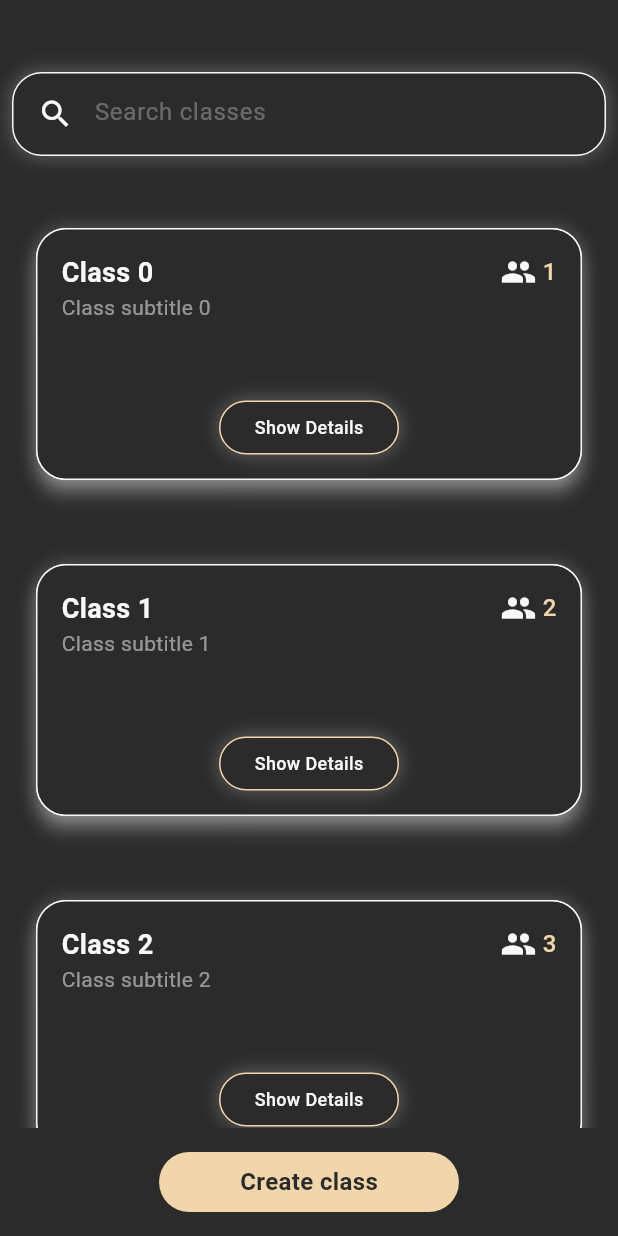
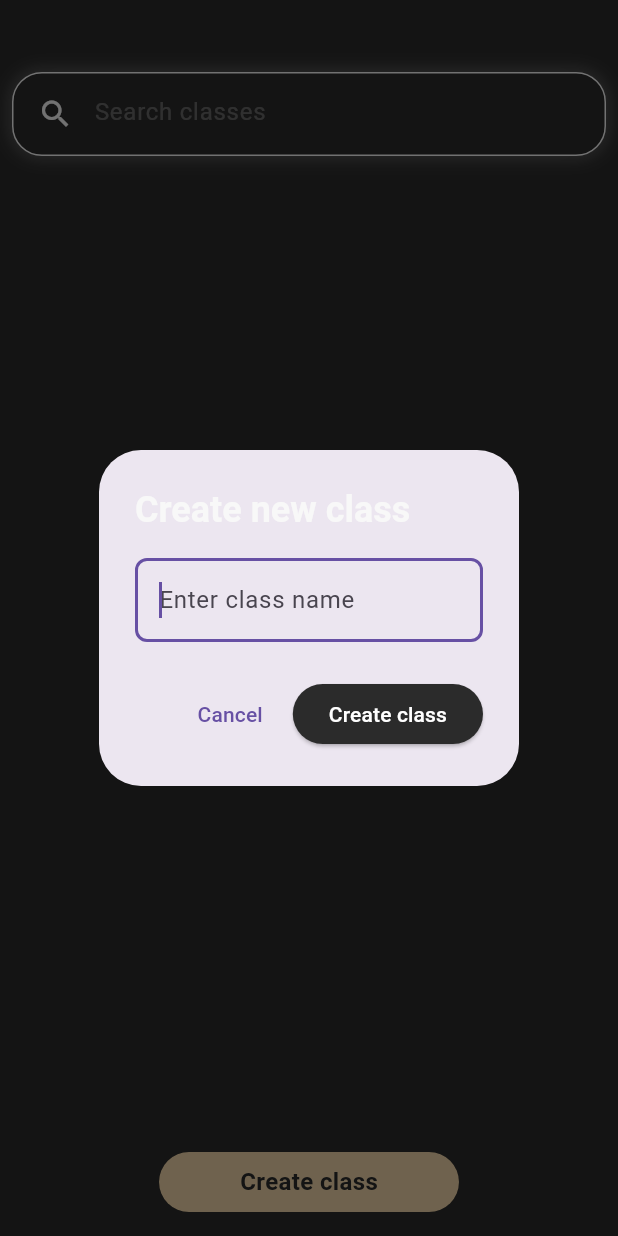
Before and after one commit to School-Money/SchoolMoney, a Flutter app: the ClassesScreen screen opened directly, after a tap on "Create class", on a phone screen of 412 x 824 dp. Run offline on Flutter 3.47's test engine with Material 3 defaults, Android fonts, the phone set to English and light mode, and no system bars; our stand-ins replace dio, flutter_dotenv, flutter_secure_storage; accounts and stored records are empty; network calls fail.

Commit message:
SAM-10: Create ClassesService with all necessary HTTP requests, ClassesProvider that hold list of my classes, display it in ClassesScreen

```diff
--- /dev/null
+++ b/lib/feature/classes/classes_provider.dart
@@ -0,0 +1,21 @@
+import 'package:flutter/material.dart';
+import 'package:school_money/feature/classes/classes_service.dart';
+
+import 'model/class.dart';
+
+class ClassesProvider extends ChangeNotifier {
+  final ClassesService _classesService = ClassesService();
+  List<Class> _classes = [];
+
+  List<Class> get classes => _classes;
+
+  Future<void> getMyClasses() async {
+    try {
+      final newClasses = await _classesService.getMyClasses();
+      _classes = newClasses;
+      notifyListeners();
+    } catch (e) {
+      // nothing, _classes doesn't update
+    }
+  }
+}
--- /dev/null
+++ b/lib/feature/classes/classes_service.dart
@@ -0,0 +1,100 @@
+import 'dart:developer';
+
+import 'package:dio/dio.dart';
+import 'package:flutter_dotenv/flutter_dotenv.dart';
+import 'package:school_money/feature/classes/model/class_details_payload.dart';
+
+import '../../auth/auth_service.dart';
+import 'model/class.dart';
+import 'model/pass_treasurer_payload.dart';
+
+class ClassesService {
+  final AuthService _authService = AuthService();
+  static final String _baseUrl = dotenv.env['BASE_URL'] ?? '';
+
+  static final ClassesService _instance = ClassesService._internal();
+  factory ClassesService() => _instance;
+  ClassesService._internal();
+
+  Future<List<Class>> getMyClasses() async {
+    try {
+      final response = await _authService.authenticatedDio.get(
+        '$_baseUrl/classes',
+      );
+
+      if (response.data is! List) {
+        throw Exception('Nieprawidłowy format danych');
+      }
+
+      return (response.data as List)
+          .map((classData) => Class.fromJson(classData))
+          .toList();
+    } on DioException catch (e) {
+      if (e.response != null) {
+        throw Exception('Błąd pobierania danych: ${e.response?.statusCode}');
+      } else {
+        throw Exception('Błąd połączenia z serwerem: ${e.message}');
+      }
+    } catch (e) {
+      throw Exception('Wystąpił nieoczekiwany błąd: $e');
+    }
+  }
+
+  Future<String> createClass(ClassDetailsPayload payload) async {
+    try {
+      final response = await _authService.authenticatedDio.post(
+        '$_baseUrl/classes',
+        data: payload.toJson(),
+      );
+
+      return response.data.toString();
+    } on DioException catch (e) {
+      if (e.response != null) {
+        throw Exception('Błąd tworzenia klasy: ${e.response?.statusCode}');
+      } else {
+        throw Exception('Błąd połączenia z serwerem: ${e.message}');
+      }
+    } catch (e) {
+      throw Exception('Wystąpił nieoczekiwany błąd: $e');
+    }
+  }
+
+  Future<String> getInviteCode() async {
+    try {
+      final response = await _authService.authenticatedDio.get(
+        '$_baseUrl/classes/invite',
+      );
+
+      return response.data.toString();
+    } on DioException catch (e) {
+      if (e.response != null) {
+        throw Exception(
+            'Błąd pobierania kodu zaproszenia: ${e.response?.statusCode}');
+      } else {
+        throw Exception('Błąd połączenia z serwerem: ${e.message}');
+      }
+    } catch (e) {
+      throw Exception('Wystąpił nieoczekiwany błąd: $e');
+    }
+  }
+
+  Future<String> passTreasurer(PassTreasurerPayload payload) async {
+    try {
+      final response = await _authService.authenticatedDio.patch(
+        '$_baseUrl/classes/passTreasurer',
+        data: payload.toJson(),
+      );
+
+      return response.data.toString();
+    } on DioException catch (e) {
+      if (e.response != null) {
+        throw Exception(
+            'Błąd przekazywania roli skarbnika: ${e.response?.statusCode}');
+      } else {
+        throw Exception('Błąd połączenia z serwerem: ${e.message}');
+      }
+    } catch (e) {
+      throw Exception('Wystąpił nieoczekiwany błąd: $e');
+    }
+  }
+}
--- /dev/null
+++ b/lib/feature/classes/model/class.dart
@@ -0,0 +1,48 @@
+class Class {
+  final String id;
+  final String name;
+  final String treasurer;
+  final DateTime createdAt;
+  final int version;
+  final int childrenAmount;
+  final bool isTreasurer;
+
+  Class({
+    required this.id,
+    required this.name,
+    required this.treasurer,
+    required this.createdAt,
+    required this.version,
+    required this.childrenAmount,
+    required this.isTreasurer,
+  });
+
+  factory Class.fromJson(Map<String, dynamic> json) {
+    return Class(
+      id: json['_id'] as String,
+      name: json['name'] as String,
+      treasurer: json['treasurer'] as String,
+      createdAt: DateTime.parse(json['createdAt'] as String),
+      version: json['__v'] as int,
+      childrenAmount: json['childrenAmount'] as int,
+      isTreasurer: json['isTreasurer'] as bool,
+    );
+  }
+
+  Map<String, dynamic> toJson() {
+    return {
+      '_id': id,
+      'name': name,
+      'treasurer': treasurer,
+      'createdAt': createdAt.toIso8601String(),
+      '__v': version,
+      'childrenAmount': childrenAmount,
+      'isTreasurer': isTreasurer,
+    };
+  }
+
+  @override
+  String toString() {
+    return 'Class{id: $id, name: $name, treasurer: $treasurer, createdAt: $createdAt, version: $version, childrenAmount: $childrenAmount, isTreasurer: $isTreasurer}';
+  }
+}
--- /dev/null
+++ b/lib/feature/classes/model/class_details_payload.dart
@@ -0,0 +1,15 @@
+class ClassDetailsPayload {
+  final String name;
+
+  ClassDetailsPayload({required this.name});
+
+  Map<String, dynamic> toJson() => {
+        'name': name,
+      };
+
+  factory ClassDetailsPayload.fromJson(Map<String, dynamic> json) {
+    return ClassDetailsPayload(
+      name: json['name'],
+    );
+  }
+}
--- /dev/null
+++ b/lib/feature/classes/model/pass_treasurer_payload.dart
@@ -0,0 +1,14 @@
+class PassTreasurerPayload {
+  final String newTreasurerId;
+  final String classId;
+
+  PassTreasurerPayload({
+    required this.newTreasurerId,
+    required this.classId,
+  });
+
+  Map<String, dynamic> toJson() => {
+        'newTreasurerId': newTreasurerId,
+        'classId': classId,
+      };
+}
--- a/lib/main.dart
+++ b/lib/main.dart
@@ -3,6 +3,8 @@ import 'package:flutter_dotenv/flutter_dotenv.dart';
 import 'package:school_money/components/auth/auth_wrapper.dart';
 import 'package:school_money/constants/app_colors.dart';
 import 'package:provider/provider.dart';
+import 'package:school_money/feature/classes/classes_provider.dart';
+import 'package:school_money/feature/collection/children_provider.dart';
 import 'package:school_money/screens/main/main_screen.dart';
 import 'auth/auth_provider.dart';
 
@@ -18,6 +20,8 @@ void main() async {
     MultiProvider(
       providers: [
         ChangeNotifierProvider.value(value: authProvider),
+        ChangeNotifierProvider.value(value: ChildrenProvider()),
+        ChangeNotifierProvider.value(value: ClassesProvider()),
       ],
       child: const App(),
     ),
--- a/lib/screens/main/classes_screen.dart
+++ b/lib/screens/main/classes_screen.dart
@@ -1,8 +1,12 @@
 import 'package:flutter/material.dart';
+import 'package:provider/provider.dart';
 import 'package:school_money/components/auth/auth_button.dart';
 import 'package:school_money/components/main/search_text_field.dart';
 import 'package:school_money/constants/app_colors.dart';
 import 'package:school_money/components/main/class_card.dart';
+import 'package:school_money/feature/classes/classes_provider.dart';
+import 'package:school_money/feature/classes/classes_service.dart';
+import 'package:school_money/feature/classes/model/class_details_payload.dart';
 
 class ClassesScreen extends StatefulWidget {
   const ClassesScreen({super.key});
@@ -12,30 +16,95 @@ class ClassesScreen extends StatefulWidget {
 }
 
 class ClassesScreenState extends State<ClassesScreen> {
-  List<Map<String, dynamic>> items = List.generate(
-    20,
-    (index) => {
-      'title': 'Class $index',
-      'subtitle': 'Class subtitle $index',
-      'numberOfUsers': index + 1,
+  final classesService = ClassesService();
+  final _createClassController = TextEditingController();
+  bool _isCreatingClass = false;
+  String _searchQuery = '';
+
+  Future<void> _createClass() async {
+    if (_createClassController.text.isEmpty) return;
+
+    setState(() => _isCreatingClass = true);
+    try {
+      final classDetails =
+          ClassDetailsPayload(name: _createClassController.text);
+      await classesService.createClass(classDetails);
+      if (mounted) {
+        Navigator.of(context).pop();
+        _createClassController.clear();
+        ScaffoldMessenger.of(context).showSnackBar(
+          SnackBar(content: Text('Created class "${classDetails.name}"')),
+        );
+        await context.read<ClassesProvider>().getMyClasses();
+      }
+    } catch (e) {
+      if (mounted) {
+        ScaffoldMessenger.of(context).showSnackBar(
+          SnackBar(content: Text('Failed to create class: $e')),
+        );
+      }
+    } finally {
+      if (mounted) {
+        setState(() => _isCreatingClass = false);
+      }
+    }
+  }
+
+  void _showCreateClassDialog() {
+    showDialog(
+      context: context,
+      builder: (BuildContext context) {
+        return AlertDialog(
+          title: Text(
+            'Create new class',
+            style: TextStyle(
+              color: AppColors.secondary,
+              fontWeight: FontWeight.bold,
+            ),
+          ),
+          content: TextField(
+            controller: _createClassController,
+            decoration: InputDecoration(
+              hintText: 'Enter class name',
+              border: OutlineInputBorder(
+                borderRadius: BorderRadius.circular(8),
+              ),
+            ),
+            autofocus: true,
+          ),
+          actions: [
+            TextButton(
+              onPressed: () => Navigator.pop(context),
+              child: const Text('Cancel'),
+            ),
+            _isCreatingClass
+                ? const CircularProgressIndicator()
+                : ElevatedButton(
+                    onPressed: _createClass,
+                    style: ElevatedButton.styleFrom(
+                      backgroundColor: AppColors.primary,
+                    ),
+                    child: const Text(
+                      'Create class',
+                      style: TextStyle(color: Colors.white),
+                    ),
+                  ),
+          ],
+        );
       },
     );
-
-  List<Map<String, dynamic>> filteredItems = [];
+  }
 
   @override
   void initState() {
     super.initState();
-    filteredItems = items;
+    context.read<ClassesProvider>().getMyClasses();
   }
 
-  void filterItems(String query) {
-    setState(() {
-      filteredItems = items
-          .where((item) =>
-              item['title'].toLowerCase().contains(query.toLowerCase()))
-          .toList();
-    });
+  @override
+  void dispose() {
+    _createClassController.dispose();
+    super.dispose();
   }
 
   @override
@@ -49,12 +118,20 @@ class ClassesScreenState extends State<ClassesScreen> {
               width: 400,
               child: SearchTextField(
                 hintText: 'Search classes',
-                onChanged: filterItems,
+                onChanged: (query) => setState(() => _searchQuery = query),
               ),
             ),
             const SizedBox(height: 32),
             Expanded(
-              child: LayoutBuilder(
+              child: Consumer<ClassesProvider>(
+                builder: (context, provider, child) {
+                  final filteredClasses = provider.classes
+                      .where((classItem) => classItem.name
+                          .toLowerCase()
+                          .contains(_searchQuery.toLowerCase()))
+                      .toList();
+
+                  return LayoutBuilder(
                     builder: (context, constraints) {
                       double screenWidth = constraints.maxWidth;
                       int crossAxisCount = 4;
@@ -67,7 +144,7 @@ class ClassesScreenState extends State<ClassesScreen> {
                         crossAxisCount = 3;
                       }
 
-                  if (filteredItems.isEmpty) {
+                      if (filteredClasses.isEmpty) {
                         return Center(
                           child: Text(
                             'No classes found',
@@ -78,9 +155,10 @@ class ClassesScreenState extends State<ClassesScreen> {
                             ),
                           ),
                         );
-                  } else {
+                      }
+
                       return GridView.builder(
-                      itemCount: filteredItems.length,
+                        itemCount: filteredClasses.length,
                         gridDelegate: SliverGridDelegateWithFixedCrossAxisCount(
                           crossAxisCount: crossAxisCount,
                           crossAxisSpacing: 8,
@@ -88,14 +166,17 @@ class ClassesScreenState extends State<ClassesScreen> {
                           mainAxisExtent: 200,
                         ),
                         itemBuilder: (context, index) {
+                          final classItem = filteredClasses[index];
                           return ClassCard(
-                          title: filteredItems[index]['title'],
-                          subtitle: filteredItems[index]['subtitle'],
-                          numberOfUsers: filteredItems[index]['numberOfUsers'],
+                            title: classItem.name,
+                            subtitle:
+                                'Created: ${classItem.createdAt.toLocal().toString().split(' ')[0]}',
+                            numberOfUsers: classItem.childrenAmount,
                           );
                         },
                       );
-                  }
+                    },
+                  );
                 },
               ),
             ),
@@ -109,7 +190,7 @@ class ClassesScreenState extends State<ClassesScreen> {
                     width: 200,
                     child: AuthButton(
                       text: 'Create class',
-                      onPressed: () {},
+                      onPressed: _showCreateClassDialog,
                     ),
                   ),
                 ),
--- a/lib/screens/main/main_screen.dart
+++ b/lib/screens/main/main_screen.dart
@@ -38,9 +38,7 @@ class _MainScreenState extends State<MainScreen> {
         currentPage: currentPage,
         onPageSelected: _navigateToPage,
       ),
-      body: Expanded(
-        child: _buildPageContent(),
-      ),
+      body: _buildPageContent(),
     );
   }
 
```
Also changed, not shown: lib/feature/collection/children_provider.dart (added, +10 -0 lines), lib/feature/collection/children_service.dart (added, +31 -0 lines). Lines whose indentation alone changed are shown as unchanged.
